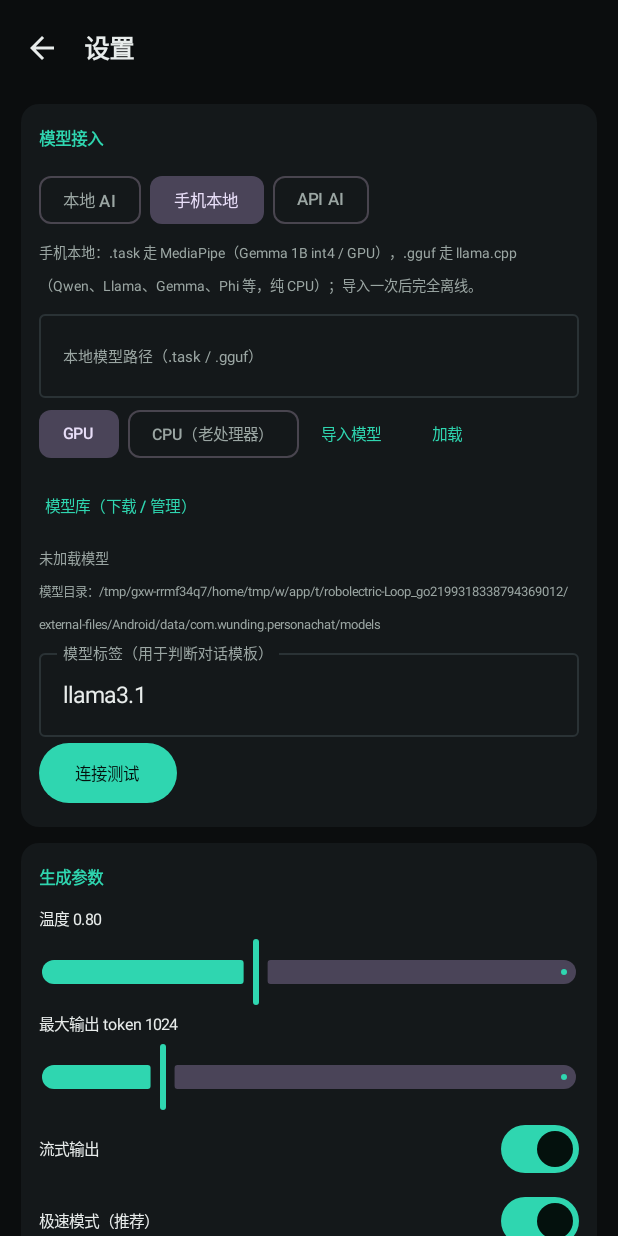
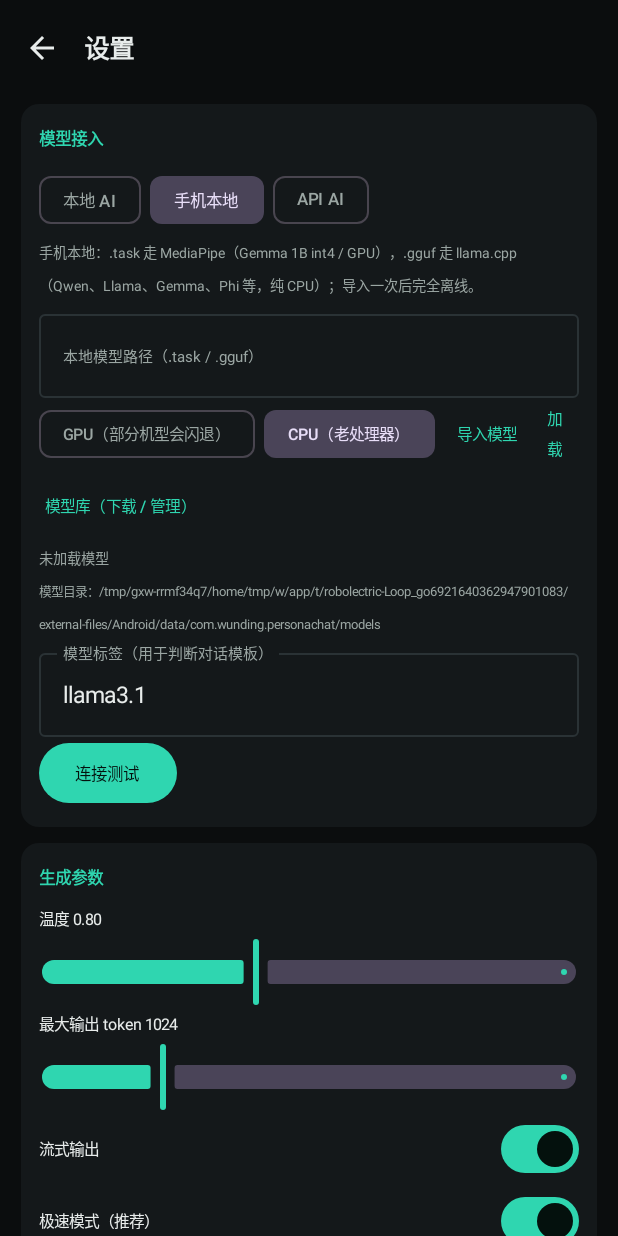
Before and after one commit to exchangeq/PersonaChat, an Android app built with Jetpack Compose: the SettingsScreen screen opened through its navigation route, after a tap on "手机本地", on a phone screen of 412 x 824 dp. Run offline under Robolectric (Android 15) with nearby library versions, the phone set to English and light mode, and no system bars; libraries missing offline, so code that uses them is left out: com.google.mediapipe.tasks; pictures from the network do not load; 2 other taps on this screen came first.

Commit message:
PersonaChat 1.6.1: CPU default and GPU fallback for MediaPipe local models

```diff
--- a/app/build.gradle.kts
+++ b/app/build.gradle.kts
@@ -15,8 +15,8 @@ android {
         applicationId = "com.wunding.personachat"
         minSdk = 26
         targetSdk = 34
-        versionCode = 9
-        versionName = "1.6.0"
+        versionCode = 10
+        versionName = "1.6.1"
         vectorDrawables { useSupportLibrary = true }
     }
 
--- a/app/src/main/java/com/wunding/personachat/data/Settings.kt
+++ b/app/src/main/java/com/wunding/personachat/data/Settings.kt
@@ -31,7 +31,7 @@ data class Settings(
     val personaRepo: String = "exchangeq/PocketForge-Personas",
     /** 手机本地模型（MediaPipe .task 文件）绝对路径 */
     val localModelPath: String = "",
-    val localBackend: String = "gpu",   // gpu / cpu
+    val localBackend: String = "cpu",   // gpu / cpu（GPU 部分机型会闪退，默认 CPU）
     val updateRepo: String = "exchangeq/PersonaChat",
     val autoRead: Boolean = false,
     val voiceProfile: String = "default",
@@ -84,7 +84,7 @@ object SettingsStore {
             accent = p[K.accent] ?: "green",
             personaRepo = p[K.repo] ?: "exchangeq/PocketForge-Personas",
             localModelPath = p[K.localModel] ?: "",
-            localBackend = p[K.localBackend] ?: "gpu",
+            localBackend = p[K.localBackend] ?: "cpu",
             updateRepo = p[K.updateRepo] ?: "exchangeq/PersonaChat",
             autoRead = p[K.autoRead] ?: false,
             voiceProfile = p[K.voiceProfile] ?: "default",
--- a/app/src/main/java/com/wunding/personachat/ui/SettingsScreen.kt
+++ b/app/src/main/java/com/wunding/personachat/ui/SettingsScreen.kt
@@ -126,7 +126,7 @@ fun SettingsScreen(app: PersonaChatApp, onBack: () -> Unit, onOpenModels: () ->
                     OutlinedTextField(value = s.localModelPath, onValueChange = { s = s.copy(localModelPath = it) }, label = { Text("本地模型路径（.task / .gguf）", fontSize = 10.sp) },
                         placeholder = { Text("导入后自动填入；GGUF 推荐 Q4_K_M、1~2B 参数", fontSize = 10.sp) }, singleLine = true, modifier = Modifier.fillMaxWidth())
                     Row(horizontalArrangement = Arrangement.spacedBy(6.dp)) {
-                        FilterChip(selected = s.localBackend == "gpu", onClick = { s = s.copy(localBackend = "gpu") }, label = { Text("GPU", fontSize = 10.5.sp) })
+                        FilterChip(selected = s.localBackend == "gpu", onClick = { s = s.copy(localBackend = "gpu") }, label = { Text("GPU（部分机型会闪退）", fontSize = 10.5.sp) })
                         FilterChip(selected = s.localBackend == "cpu", onClick = { s = s.copy(localBackend = "cpu") }, label = { Text("CPU（老处理器）", fontSize = 10.5.sp) })
                         TextButton(onClick = { modelPicker.launch(arrayOf("*/*")) }, contentPadding = androidx.compose.foundation.layout.PaddingValues(horizontal = 4.dp)) { Text("导入模型", fontSize = 10.5.sp) }
                         TextButton(onClick = {
```
Also changed, not shown: app/src/main/java/com/wunding/personachat/data/DeviceLlm.kt (+10 -5 lines).
